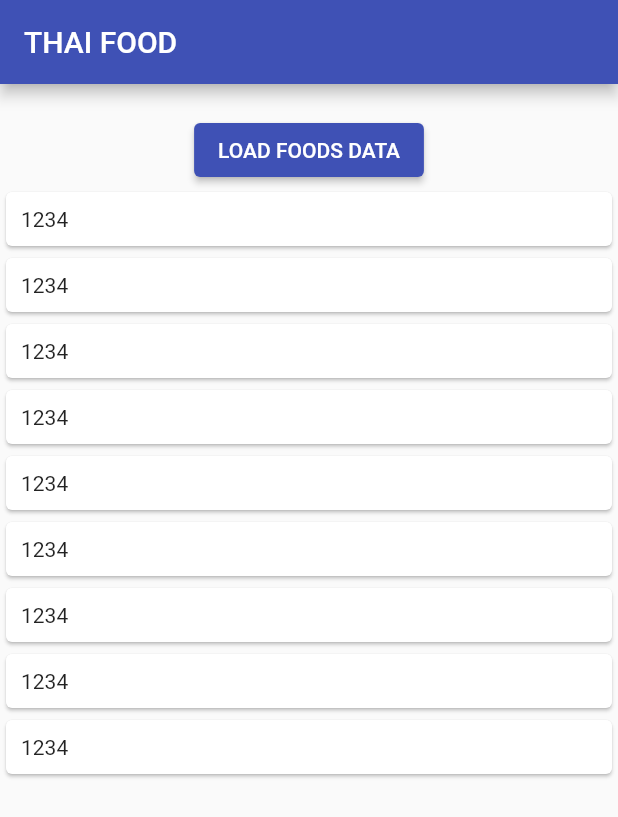
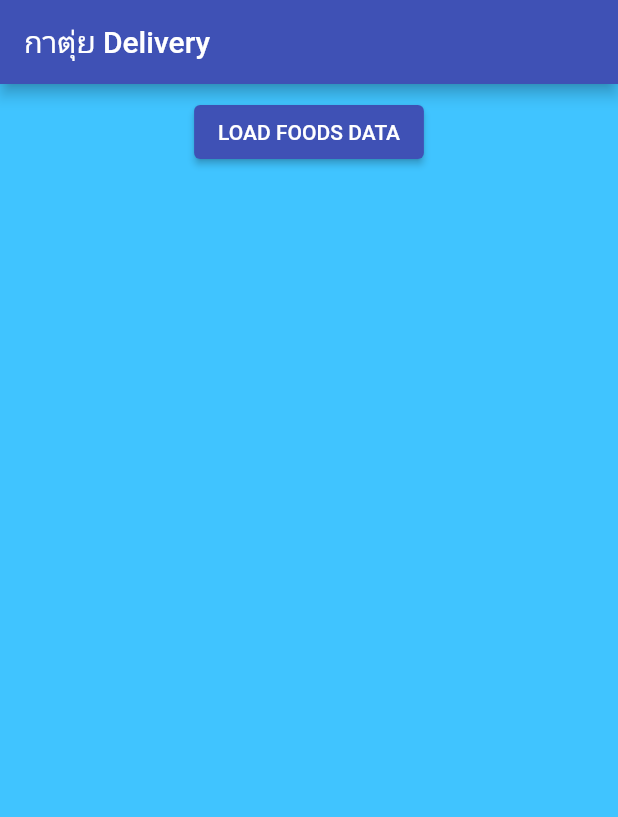
Before and after one commit to vvanvvan/assign11, a Flutter app: the screen it shows after launch, on a phone screen of 412 x 824 dp. Shown: the top 817 px of the screen. Run offline on Flutter 3.47's test engine with Material 2 defaults, Android fonts, the phone set to English and light mode, and no system bars.

Commit message:
Solution 11

```diff
--- a/lib/main.dart
+++ b/lib/main.dart
@@ -1,6 +1,6 @@
 import 'package:assign11/pages/home/home_page.dart';
 import 'package:flutter/material.dart';
-
+// import 'package:flutter_food/pages/home/test.dart';
 
 
 void main() {
@@ -14,11 +14,11 @@ class MyApp extends StatelessWidget {
   @override
   Widget build(BuildContext context) {
     return MaterialApp(
-      title: 'Flutter Food',
+      title: 'กาตุ่ย เดลิเวอร์รี่',
       theme: ThemeData(
         primarySwatch: Colors.indigo,
       ),
-      home: const HomePage(),
+      home: HomePage(),
     );
   }
 }
--- a/lib/pages/home/home_page.dart
+++ b/lib/pages/home/home_page.dart
@@ -1,54 +1,89 @@
+import 'dart:convert';
+
 import 'package:flutter/material.dart';
 import 'package:http/http.dart' as http;
-import 'dart:convert';
 
-class HomePage extends StatelessWidget {
+class HomePage extends StatefulWidget {
 
-  const HomePage({Key? key}) : super(key: key);
+  HomePage({Key? key}) : super(key: key);
 
+  @override
+  State<HomePage> createState() => _HomePageState();
+}
+
+class _HomePageState extends State<HomePage> {
+  List<dynamic> data = <dynamic>[];
+  // List<int> colorCodes = <int>[900,800,700,600,500,400,300,200,100];
+
+  dynamic info;
+  final List<int> price = <int>[];
+  final List<String> image =  <String>[];
+  final List<String> name =  <String>[];
   @override
   Widget build(BuildContext context) {
     return Scaffold(
-      appBar: AppBar(
-        title: Text('THAI FOOD'),
+        backgroundColor: Colors.lightBlueAccent,
+        appBar:  AppBar(
+          title: const Text('กาตุ่ย Delivery'),
         ),
         body: Column(
           children: [
-          SizedBox(height: 20),
             Center(
+              child: Padding(
+                padding: const EdgeInsets.all(8.0),
                 child: ElevatedButton(
-              onPressed: _handleClickButton,
+                  onPressed: (){
+                      setState(() {
+                        _handleClickButton();
+                      });
+                  },
                   child: const Text('LOAD FOODS DATA'),
+                ),
               ),
             ),
             Expanded(
               child: ListView.builder(
-              itemCount: 9,
-                itemBuilder: (context, index){
+                  itemCount: image.length,
+                  itemBuilder: (context, index) {
                     return Card(
-                    // In many cases, the key isn't mandatory
-                    key: UniqueKey(),
-                    child: Padding(
-                        padding: const EdgeInsets.all(10),
-                        child: Text('1234')),
+                      child: ListTile(
+                        leading: Image.network('${image[index]}',
+                          width: 70,
+                          height: 70,
+                          fit: BoxFit.cover,
+                        ),
+                        title: Text(name[index] , style: const TextStyle(fontWeight: FontWeight.bold,  fontSize: 16)),
+                        subtitle: Text('${price[index].toString()} บาท' , style: const TextStyle(fontSize: 14)),
+
+                        onTap: () {
+                          SnackBar snackBar = SnackBar(
+                              content: Text("Tapped : ${index + 1}")
+                          );
+                          // ScaffoldMessenger.of(context).showSnackBar(snackBar);
+                        },
+                      ),
                     );
                   }
-
               ),
             ),
           ],
-      ),
+        )
     );
   }
-
-  Future<void> _handleClickButton() async {
-    Uri url = Uri.parse('https://cpsu-test-api.herokuapp.com/foods');
+  _handleClickButton() async {
+    final url = Uri.parse('https://cpsu-test-api.herokuapp.com/foods');
     var result = await http.get(url);
-
     var json = jsonDecode(result.body);
-    //print(json['status']);
-    List<dynamic> data = json['data'];
-    print(data);
+    image.clear();
+    name.clear();
+    price.clear();
+    data = json['data'];
+    for(int i=0;i<data.length;++i){
+      info = data[i];
+      image.add(info['image']);
+      name.add(info['name']);
+      price.add(info['price']);
+    }
 
   }
 }
```
Also changed, not shown: lib/models/food_model.dart (deleted, +0 -15 lines). Lines whose indentation alone changed are shown as unchanged.
